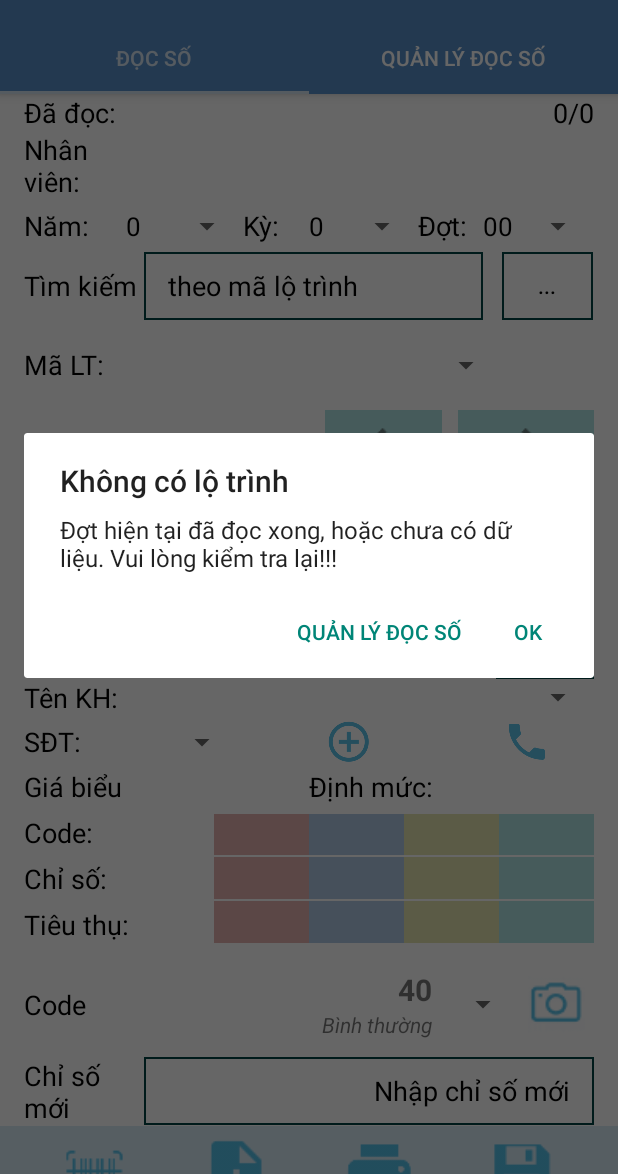
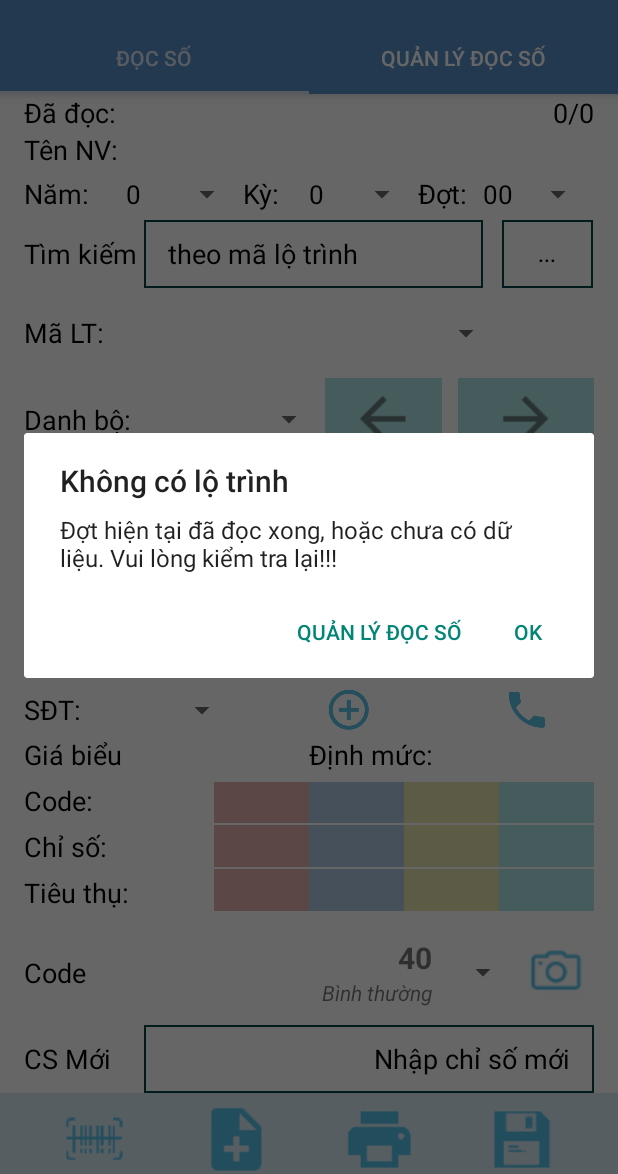
Before and after one commit to DITAGIS/DocSoTanHoa_android, an Android app: the DocSo screen opened directly, with no data from a screen before it, on a phone screen of 412 x 824 dp, the part 62-1236 px from its top. Run offline under Robolectric (Android 15) with nearby library versions, the phone set to English and light mode, and no system bars; 7 statements that could not run were skipped.

Commit message:
fix small bugs

```diff
--- a/app/src/main/java/com/ditagis/hcm/docsotanhoa/DocSo.java
+++ b/app/src/main/java/com/ditagis/hcm/docsotanhoa/DocSo.java
@@ -581,6 +581,11 @@ public class DocSo extends Fragment {
 
     public void setmSelected_theme(int mSelected_theme) {
         this.mSelected_theme = mSelected_theme;
+        try{
+            setTheme();
+        }catch(Exception e){
+
+        }
     }
 
     public int getmSumDanhBo() {
--- a/app/src/main/java/com/ditagis/hcm/docsotanhoa/MainActivity.java
+++ b/app/src/main/java/com/ditagis/hcm/docsotanhoa/MainActivity.java
@@ -137,7 +137,7 @@ public class MainActivity extends AppCompatActivity {
 
                         mQuanLyDocSo.refresh();
                         mQuanLyDocSo.selectDotFromOut(mDocSo.getmDot());
-//                        DialogSelectDot.show(MainActivity.this, mDot, mKy, mNam, mUsername, mQuanLyDocSo);
+                        DialogSelectDot.show(MainActivity.this, mDot, mKy, mNam, mUsername, mQuanLyDocSo);
                         break;
                 }
             }
--- a/app/src/main/java/com/ditagis/hcm/docsotanhoa/QuanLyDocSo.java
+++ b/app/src/main/java/com/ditagis/hcm/docsotanhoa/QuanLyDocSo.java
@@ -65,7 +65,7 @@ import java.util.List;
 public class QuanLyDocSo extends Fragment {
     GridView mGridView;
     TextView mTxtComplete;
-    private List<HoaDon> hoaDons;
+    private List<HoaDon> mHoaDons;
     private GridViewQuanLyDocSoAdapter mQuanLyDocSoAdapter;
     private int mSumDanhBo = 0, mDanhBoHoanThanh;
     private int mDot, mKy, mNam, mCSGo;
@@ -180,9 +180,9 @@ public class QuanLyDocSo extends Fragment {
                 return false;
             }
         });
-        hoaDons = LocalDatabase.getInstance(mRootView.getContext()).getAllHoaDon_Read(mLike);
-        hoaDons.addAll(LocalDatabase.getInstance(mRootView.getContext()).getAllHoaDon_Synchronized(mLike));
-        for (HoaDon hoaDon : this.hoaDons) {
+        mHoaDons = LocalDatabase.getInstance(mRootView.getContext()).getAllHoaDon_Read(mLike);
+        mHoaDons.addAll(LocalDatabase.getInstance(mRootView.getContext()).getAllHoaDon_Synchronized(mLike));
+        for (HoaDon hoaDon : this.mHoaDons) {
             mDBs.add(hoaDon.getDanhBo());
         }
         mSearchType = mRootView.getContext().getString(R.string.search_danhbo);
@@ -205,7 +205,7 @@ public class QuanLyDocSo extends Fragment {
             public void onTextChanged(CharSequence s, int start, int before, int count) {
                 if (mSearchType.equals(mRootView.getContext().getString(R.string.search_danhbo))) {
                     mQuanLyDocSoAdapter.clear();
-                    for (HoaDon hoaDon : hoaDons) {
+                    for (HoaDon hoaDon : mHoaDons) {
                         if (hoaDon.getDanhBo().contains(s.toString()))
                             mQuanLyDocSoAdapter.add(new GridViewQuanLyDocSoAdapter.Item(
                                     hoaDon.getTieuThuMoi() == null ? "" : hoaDon.getTieuThuMoi(),
@@ -219,11 +219,11 @@ public class QuanLyDocSo extends Fragment {
                             ));
                     }
                     notifyDataSetGridViewChange();
-                    ((TextView) mRootView.findViewById(R.id.txt_qlds_soLuong)).setText("Số lượng: " + mQuanLyDocSoAdapter.getCount() + "/" + hoaDons.size());
+                    ((TextView) mRootView.findViewById(R.id.txt_qlds_soLuong)).setText("Số lượng: " + mQuanLyDocSoAdapter.getCount() + "/" + mHoaDons.size());
 
                 } else if (mSearchType.equals(mRootView.getContext().getString(R.string.search_tenKH))) {
                     mQuanLyDocSoAdapter.clear();
-                    for (HoaDon hoaDon : hoaDons) {
+                    for (HoaDon hoaDon : mHoaDons) {
                         if (hoaDon.getTenKhachHang().toLowerCase().contains(s.toString().toLowerCase()))
                             mQuanLyDocSoAdapter.add(new GridViewQuanLyDocSoAdapter.Item(
                                     hoaDon.getTieuThuMoi() == null ? "" : hoaDon.getTieuThuMoi(),
@@ -236,10 +236,10 @@ public class QuanLyDocSo extends Fragment {
                                     hoaDon.getFlag()));
                     }
                     notifyDataSetGridViewChange();
-                    ((TextView) mRootView.findViewById(R.id.txt_qlds_soLuong)).setText("Số lượng: " + mQuanLyDocSoAdapter.getCount() + "/" + hoaDons.size());
+                    ((TextView) mRootView.findViewById(R.id.txt_qlds_soLuong)).setText("Số lượng: " + mQuanLyDocSoAdapter.getCount() + "/" + mHoaDons.size());
                 } else if (mSearchType.equals(mRootView.getContext().getString(R.string.search_diaChi))) {
                     mQuanLyDocSoAdapter.clear();
-                    for (HoaDon hoaDon : hoaDons) {
+                    for (HoaDon hoaDon : mHoaDons) {
                         if (hoaDon.getDiaChi().toLowerCase().contains(s.toString().toLowerCase()))
                             mQuanLyDocSoAdapter.add(new GridViewQuanLyDocSoAdapter.Item(
                                     hoaDon.getTieuThuMoi() == null ? "" : hoaDon.getTieuThuMoi(),
@@ -249,7 +249,7 @@ public class QuanLyDocSo extends Fragment {
                                     hoaDon.getCodeMoi(), hoaDon.getDiaChi(), hoaDon.getThoiGian(), hoaDon.getFlag()));
                     }
                     notifyDataSetGridViewChange();
-                    ((TextView) mRootView.findViewById(R.id.txt_qlds_soLuong)).setText("Số lượng: " + mQuanLyDocSoAdapter.getCount() + "/" + hoaDons.size());
+                    ((TextView) mRootView.findViewById(R.id.txt_qlds_soLuong)).setText("Số lượng: " + mQuanLyDocSoAdapter.getCount() + "/" + mHoaDons.size());
                 }
             }
 
@@ -277,7 +277,7 @@ public class QuanLyDocSo extends Fragment {
                 //xử lý trường hợp lọc tất cả
                 if (code.equals(Codes.getInstance().getCodeDescribles_qlds()[0].getCode()))
                     code = "";
-                for (HoaDon hoaDon : hoaDons) {
+                for (HoaDon hoaDon : mHoaDons) {
                     if (hoaDon.getCodeMoi() == null)
                         continue;
                     if (hoaDon.getCodeMoi().contains(code))
@@ -289,7 +289,7 @@ public class QuanLyDocSo extends Fragment {
                                 hoaDon.getCodeMoi(), hoaDon.getDiaChi(), hoaDon.getThoiGian(), hoaDon.getFlag()));
                 }
                 notifyDataSetGridViewChange();
-                ((TextView) mRootView.findViewById(R.id.txt_qlds_soLuong)).setText("Số lượng: " + mQuanLyDocSoAdapter.getCount() + "/" + hoaDons.size());
+                ((TextView) mRootView.findViewById(R.id.txt_qlds_soLuong)).setText("Số lượng: " + mQuanLyDocSoAdapter.getCount() + "/" + mHoaDons.size());
             }
 
             @Override
@@ -423,11 +423,11 @@ public class QuanLyDocSo extends Fragment {
 
     public void refresh() {
         createDot();
-        hoaDons = LocalDatabase.getInstance(mRootView.getContext()).getAllHoaDon_Read(mLike);
-        hoaDons.addAll(LocalDatabase.getInstance(mRootView.getContext()).getAllHoaDon_Synchronized(mLike));
+        mHoaDons = LocalDatabase.getInstance(mRootView.getContext()).getAllHoaDon_Read(mLike);
+        mHoaDons.addAll(LocalDatabase.getInstance(mRootView.getContext()).getAllHoaDon_Synchronized(mLike));
         setTextProgress();
         mQuanLyDocSoAdapter.clear();
-        for (HoaDon hoaDon : this.hoaDons) {
+        for (HoaDon hoaDon : this.mHoaDons) {
             mQuanLyDocSoAdapter.add(new GridViewQuanLyDocSoAdapter.Item(
                     hoaDon.getTieuThuMoi() == null ? "" : hoaDon.getTieuThuMoi(),
                     hoaDon.getDanhBo(),
@@ -442,7 +442,7 @@ public class QuanLyDocSo extends Fragment {
         notifyDataSetGridViewChange();
 
         setDynamicWidth(mGridView);
-        ((TextView) mRootView.findViewById(R.id.txt_qlds_soLuong)).setText("Số lượng: " + mQuanLyDocSoAdapter.getCount() + "/" + hoaDons.size());
+        ((TextView) mRootView.findViewById(R.id.txt_qlds_soLuong)).setText("Số lượng: " + mQuanLyDocSoAdapter.getCount() + "/" + mHoaDons.size());
     }
 
     private void setTextProgress() {
@@ -474,6 +474,8 @@ public class QuanLyDocSo extends Fragment {
 
         List<HoaDon> hoaDons = LocalDatabase.getInstance(mRootView.getContext()).getAllHoaDon_Read(mLike);
         hoaDons.addAll(LocalDatabase.getInstance(mRootView.getContext()).getAllHoaDon_Synchronized(mLike));
+        mHoaDons.clear();
+        mHoaDons.addAll(hoaDons);
         mQuanLyDocSoAdapter.clear();
         for (HoaDon hoaDon : hoaDons) {
             mQuanLyDocSoAdapter.add(new GridViewQuanLyDocSoAdapter.Item(
@@ -571,7 +573,7 @@ public class QuanLyDocSo extends Fragment {
 
                 if (mSearchType.equals(mRootView.getContext().getString(R.string.search_danhbo))) {
                     mDBs.clear();
-                    for (HoaDon hoaDon : hoaDons) {
+                    for (HoaDon hoaDon : mHoaDons) {
                         mDBs.add(hoaDon.getDanhBo());
                     }
                     singleComplete.setAdapter(new CustomArrayAdapter(
@@ -581,7 +583,7 @@ public class QuanLyDocSo extends Fragment {
                     ));
                 } else if (mSearchType.equals(mRootView.getContext().getString(R.string.search_tenKH))) {
                     mTenKHs.clear();
-                    for (HoaDon hoaDon : hoaDons) {
+                    for (HoaDon hoaDon : mHoaDons) {
                         mTenKHs.add(hoaDon.getTenKhachHang());
                     }
 
@@ -592,7 +594,7 @@ public class QuanLyDocSo extends Fragment {
                     ));
                 } else if (mSearchType.equals(mRootView.getContext().getString(R.string.search_diaChi))) {
                     mDiaChis.clear();
-                    for (HoaDon hoaDon : hoaDons) {
+                    for (HoaDon hoaDon : mHoaDons) {
                         mDiaChis.add(hoaDon.getDiaChi());
                     }
 
@@ -924,8 +926,8 @@ public class QuanLyDocSo extends Fragment {
         CodeSpinnerAdapter adapterCode = new CodeSpinnerAdapter(mRootView.getContext(), android.R.layout.simple_spinner_dropdown_item, Codes.getInstance().getCodeDescribles_ds());
         adapterCode.setDropDownViewResource(android.R.layout.simple_list_item_single_choice);
         spinCode.setAdapter(adapterCode);
-        for (int i = 0; i < Codes.getInstance().getCodeDescribles_qlds().length; i++)
-            if (Codes.getInstance().getCodeDescribles_qlds()[i].getCode().equals(hoaDon.getCodeMoi())) {
+        for (int i = 0; i < Codes.getInstance().getCodeDescribles_ds().length; i++)
+            if (Codes.getInstance().getCodeDescribles_ds()[i].getCode().equals(hoaDon.getCodeMoi())) {
                 spinCode.setSelection(i);
                 break;
             }
@@ -1092,14 +1094,14 @@ public class QuanLyDocSo extends Fragment {
         @Override
         protected Void doInBackground(String... params) {
             Boolean isValid = false;
-            hoaDons = LocalDatabase.getInstance(mRootView.getContext()).getAllHoaDon_Read(mLike);
+            mHoaDons = LocalDatabase.getInstance(mRootView.getContext()).getAllHoaDon_Read(mLike);
             for (GridViewQuanLyDocSoAdapter.Item item : mQuanLyDocSoAdapter.getItems()) {
-                for (HoaDon hoaDon : hoaDons) {
+                for (HoaDon hoaDon : mHoaDons) {
                     if (item.getDanhbo().equals(hoaDon.getDanhBo()) &&
                             hoaDon.getFlag() == Flag.READ) {
                         boolean success1 = mUploading.add(hoaDon);
                         if (success1) {
-                            hoaDons.remove(hoaDon);
+                            mHoaDons.remove(hoaDon);
                             mQuanLyDocSoAdapter.removeItem(hoaDon.getMaLoTrinh());
                             countUpload--;
                             LocalDatabase.getInstance(mRootView.getContext()).updateHoaDonSynchronized(hoaDon);
@@ -1120,7 +1122,7 @@ public class QuanLyDocSo extends Fragment {
             super.onProgressUpdate(values);
             boolean isValid = values[0];
             notifyDataSetGridViewChange();
-            ((TextView) mRootView.findViewById(R.id.txt_qlds_soLuong)).setText("Số lượng: " + mQuanLyDocSoAdapter.getCount() + "/" + hoaDons.size());
+            ((TextView) mRootView.findViewById(R.id.txt_qlds_soLuong)).setText("Số lượng: " + mQuanLyDocSoAdapter.getCount() + "/" + mHoaDons.size());
             mDanhBoHoanThanh += LocalDatabase.getInstance(mRootView.getContext()).getAllHoaDon_Synchronized(mLike).size();
             setTextProgress();
             if (isValid) {
--- a/app/src/main/res/layout/doc_so_fragment.xml
+++ b/app/src/main/res/layout/doc_so_fragment.xml
@@ -71,7 +71,7 @@
                             android:layout_width="@dimen/width_title_item_docso"
                             android:layout_column="0"
                             android:layout_gravity="center_vertical"
-                            android:text="Nhân viên:"
+                            android:text="Tên NV:"
                             android:textAppearance="?android:attr/textAppearanceMedium"
                             android:textColor="@color/colorTextColor_1" />
 
@@ -963,7 +963,7 @@
                             android:layout_width="@dimen/width_title_item_docso"
                             android:layout_height="wrap_content"
                             android:layout_gravity="center_vertical"
-                            android:text="Chỉ số mới"
+                            android:text="CS Mới"
                             android:textAppearance="?android:attr/textAppearanceMedium"
                             android:textColor="@color/colorTextColor_1" />
 
```
